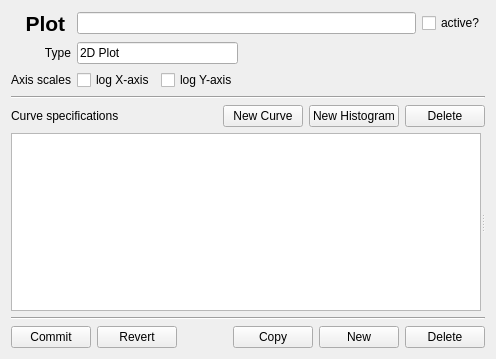
The window that copasi/plotUI/CQPlotSubwidget.ui (copasi/COPASI) describes before a commit, drawn with Qt 5.
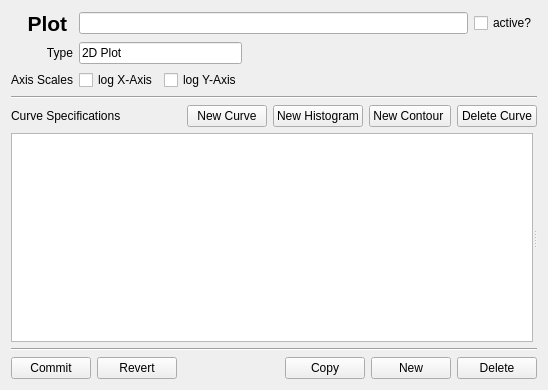
The same window after the commit. Custom widgets are drawn as their Qt base class.

Commit message: Fixed Bug 2210. The button which deletes individual curves is now named Delete Curve.

Patch:
```diff
--- a/copasi/plotUI/CQPlotSubwidget.ui
+++ b/copasi/plotUI/CQPlotSubwidget.ui
@@ -12,8 +12,8 @@
    <rect>
     <x>0</x>
     <y>0</y>
-    <width>496</width>
-    <height>359</height>
+    <width>548</width>
+    <height>390</height>
    </rect>
   </property>
   <property name="windowTitle">
@@ -48,14 +48,14 @@
      <item>
       <widget class="QCheckBox" name="checkLogX">
        <property name="text">
-        <string>log X-axis</string>
+        <string>log X-Axis</string>
        </property>
       </widget>
      </item>
      <item>
       <widget class="QCheckBox" name="checkLogY">
        <property name="text">
-        <string>log Y-axis</string>
+        <string>log Y-Axis</string>
        </property>
       </widget>
      </item>
@@ -64,7 +64,7 @@
    <item row="2" column="0">
     <widget class="QLabel" name="labelScale">
      <property name="text">
-      <string>Axis scales</string>
+      <string>Axis Scales</string>
      </property>
      <property name="alignment">
       <set>Qt::AlignRight|Qt::AlignTrailing|Qt::AlignVCenter</set>
@@ -132,7 +132,7 @@
         </sizepolicy>
        </property>
        <property name="text">
-        <string>Curve specifications</string>
+        <string>Curve Specifications</string>
        </property>
       </widget>
      </item>
@@ -175,6 +175,13 @@
        </property>
       </widget>
      </item>
+     <item>
+      <widget class="QPushButton" name="addContourButton">
+       <property name="text">
+        <string>New Contour </string>
+       </property>
+      </widget>
+     </item>
      <item>
       <widget class="QPushButton" name="deleteCurveButton">
        <property name="sizePolicy">
@@ -184,7 +191,7 @@
         </sizepolicy>
        </property>
        <property name="text">
-        <string>Delete</string>
+        <string>Delete Curve</string>
        </property>
       </widget>
      </item>
```
Left out of the diff: 19 changed lines with no effect on the pictures. The commit also changes 2 other files.
